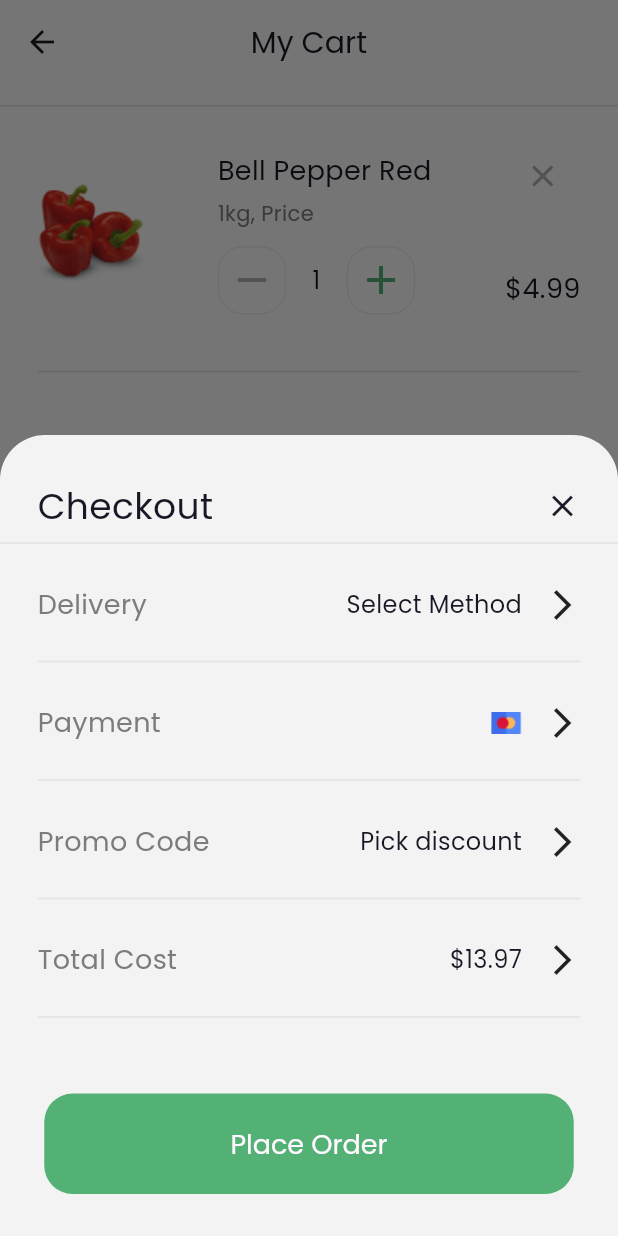
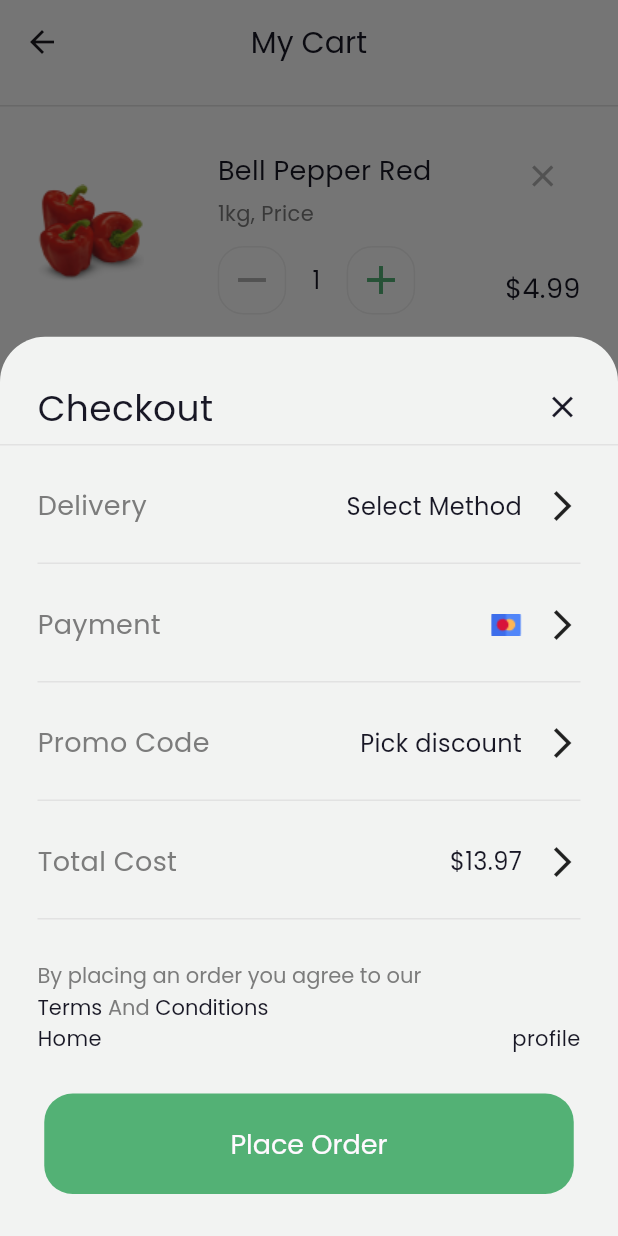
Before and after one commit to MohammadAlhajjar/Nectar-App, a Flutter app: the CartView screen opened directly, after a tap on "Go to Checkout", on a phone screen of 412 x 824 dp. Run offline on Flutter 3.47's test engine with Material 3 defaults, Android fonts, the phone set to English and light mode, and no system bars; our stand-ins replace flutter_svg, gap.

Commit message:
init point

```diff
--- a/lib/core/helper/build_bottom_sheet.dart
+++ b/lib/core/helper/build_bottom_sheet.dart
@@ -58,7 +58,7 @@ Future<void> buildBottomSheet(BuildContext context,
               padding: const EdgeInsets.symmetric(horizontal: 25),
               child: bottomSheetbody,
             ),
-            const Gap(43),
+            const Gap(26.5),
             AppButton(
               hasTrailing: false,
               text: buttonTitle,
--- a/lib/core/resources/styles_manager.dart
+++ b/lib/core/resources/styles_manager.dart
@@ -25,6 +25,12 @@ class StylesManager {
   static const TextStyle blackRegular16 = TextStyle(
     color: Color(0xFF181725),
     fontSize: 16.0,
+    fontWeight: FontWeight.w400,
+    fontFamily: ConstantsManager.fontFamilyPoppins,
+  );
+  static const TextStyle blackRegular14 = TextStyle(
+    color: Color(0xFF181725),
+    fontSize: 14.0,
     fontWeight: FontWeight.w400,
     fontFamily: ConstantsManager.fontFamilyPoppins,
   );
--- a/lib/widgets/checkout_bottom_sheet_body.dart
+++ b/lib/widgets/checkout_bottom_sheet_body.dart
@@ -1,6 +1,7 @@
 import 'package:flutter/material.dart';
 import 'package:gap/gap.dart';
 
+import '../core/resources/styles_manager.dart';
 import 'order_methods.dart';
 
 class CheckoutBottomSheetBody extends StatelessWidget {
@@ -10,31 +11,69 @@ class CheckoutBottomSheetBody extends StatelessWidget {
 
   @override
   Widget build(BuildContext context) {
-    return const Column(
+    return Column(
+      crossAxisAlignment: CrossAxisAlignment.start,
       children: [
-        Gap(20),
-        OrderMethods(
+        const Gap(20),
+        const OrderMethods(
           title: "Delivery",
           leading: "Select Method",
           leadingHasImage: false,
         ),
-        Gap(20),
-        OrderMethods(
+        const Gap(20),
+        const OrderMethods(
           title: "Payment",
           leading: "Select Method",
           leadingHasImage: true,
         ),
-        Gap(20),
-        OrderMethods(
+        const Gap(20),
+        const OrderMethods(
           title: "Promo Code",
           leading: "Pick discount",
           leadingHasImage: false,
         ),
-        Gap(20),
-        OrderMethods(
+        const Gap(20),
+        const OrderMethods(
           title: "Total Cost",
           leading: "\$13.97",
           leadingHasImage: false,
+        ),
+        const Gap(20),
+        RichText(
+          textAlign: TextAlign.left,
+          text: const TextSpan(
+            children: [
+              TextSpan(
+                text: "By placing an order you agree to our\n",
+                style: StylesManager.grayRegular14,
+              ),
+              TextSpan(
+                text: "Terms ",
+                style: StylesManager.blackRegular14,
+              ),
+              TextSpan(
+                text: "And ",
+                style: StylesManager.grayRegular14,
+              ),
+              TextSpan(
+                text: "Conditions",
+                style: StylesManager.blackRegular14,
+              ),
+            ],
+          ),
+        ),
+        const Row(
+          mainAxisAlignment: MainAxisAlignment.spaceBetween,
+          children: [
+            Text(
+              "Home",
+              style: StylesManager.blackRegular14,
+            ),
+            Text(
+              "profile",
+              style: StylesManager.blackRegular14,
+            ),
+          ],
         ),
       ],
     );
```
